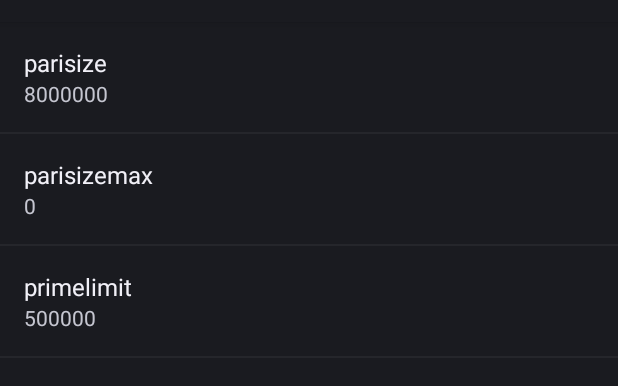
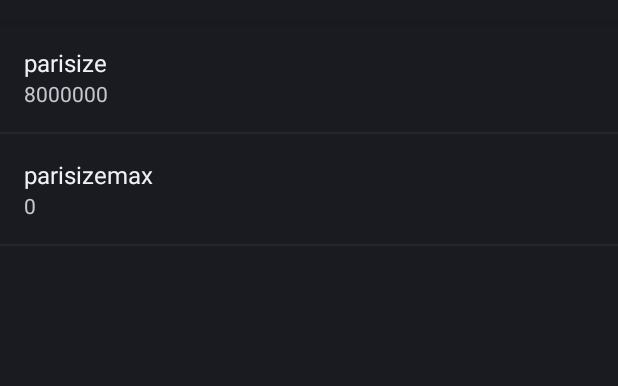
Before and after one commit to ElianFabian/paridroid, an Android app: the screen it shows after launch (PariSettingsActivity), in the options menu, after a tap on "Settings", on a phone screen of 412 x 824 dp, the part 62-448 px from its top. Run offline under Robolectric (Android 15) with nearby library versions, the phone set to English and light mode, and no system bars; 7 statements that could not run were skipped.

Commit message:
Drop using primelimit when initialising pari.
This has in fact not been needed since PARI 2.7.

* PariDroid/app/src/main/jni/paridroid/paridroid.c,
  PariDroid/app/src/main/jni/paridroid/paridroid.h (paridroid_init):
  Drop the long parameter corresponding to primelimit, call pari_init
  with 0 in its place.
* PariDroid/app/src/main/jni/paridroid/fr_ubordeaux_math_paridroid_PariNative.c,
  PariDroid/app/src/main/jni/paridroid/fr_ubordeaux_math_paridroid_PariNative.h
  (Java_fr_ubordeaux_math_paridroid_PariNative_paridroidInit): Drop the
  last jlong parameter.
* PariDroid/app/src/main/java/fr/ubordeaux/math/paridroid/PariActivity.java
  (onCreate): Drop using primelimit.
* PariDroid/app/src/main/res/xml/settings.xml: Drop the primelimit
  preference.
* PariDroid/app/src/main/res/values/strings.xml: Drop the primelimit
  default value.
* PariDroid/app/src/main/java/fr/ubordeaux/math/paridroid/PariSettingsFragment.java
  (onCreate): Gracefully handle disappearing preferences by deleting them
  from storage on the device.
* NEWS: Add an entry.

```diff
--- a/PariDroid/app/src/main/java/fr/ubordeaux/math/paridroid/PariActivity.java
+++ b/PariDroid/app/src/main/java/fr/ubordeaux/math/paridroid/PariActivity.java
@@ -77,20 +77,18 @@ public class PariActivity extends Activity {
       }
       setTitle(getString(R.string.app_name) + " " + version);
 
-      /* Recover parisize and primelimit from the preferences and initialise
-         PARI, which needs to be done early. */
+      /* Recover parisize from the preferences and initialise PARI, which
+         needs to be done early. */
       SharedPreferences prefs = PreferenceManager
               .getDefaultSharedPreferences(this);
       long parisize = Long.parseLong(prefs.getString ("parisize",
               getString (R.string.parisize_default)));
-      long primelimit = Long.parseLong(prefs.getString ("primelimit",
-              getString (R.string.primelimit_default)));
-      PariNative.paridroidInit(parisize, primelimit);
+      PariNative.paridroidInit(parisize);
       /* Set all preferences. */
       Map <String, ?> map = prefs.getAll ();
       Set <String> keys = map.keySet ();
       for (String key : keys)
-         if (!key.equals ("parisize") && !key.equals ("primelimit"))
+         if (!key.equals ("parisize"))
             PariUtil.setDefault (key, map.get (key).toString ());
 
       /* Set up the buttons. */
--- a/PariDroid/app/src/main/java/fr/ubordeaux/math/paridroid/PariNative.java
+++ b/PariDroid/app/src/main/java/fr/ubordeaux/math/paridroid/PariNative.java
@@ -50,7 +50,7 @@ class PariNative {
    /**
    * Declaration of JNI callback to paridroid_init().
    */
-   public static native void paridroidInit(long parisize, long primelimit);
+   public static native void paridroidInit(long parisize);
 
    /**
    * Declaration of JNI callback to paridroid_eval().
--- a/PariDroid/app/src/main/java/fr/ubordeaux/math/paridroid/PariSettingsFragment.java
+++ b/PariDroid/app/src/main/java/fr/ubordeaux/math/paridroid/PariSettingsFragment.java
@@ -19,6 +19,7 @@
 
 package fr.ubordeaux.math.paridroid;
 
+import android.content.SharedPreferences;
 import android.os.Bundle;
 import android.preference.EditTextPreference;
 import android.preference.Preference;
@@ -43,13 +44,22 @@ public class PariSettingsFragment extends PreferenceFragment {
    public void onCreate (Bundle savedInstanceState) {
       super.onCreate(savedInstanceState);
       addPreferencesFromResource(R.xml.settings);
-      Set<String> keys = PreferenceManager
-              .getDefaultSharedPreferences(getActivity().getApplicationContext())
-              .getAll().keySet();
+      SharedPreferences sp = PreferenceManager
+              .getDefaultSharedPreferences(getActivity().getApplicationContext());
+      Set<String> keys = sp.getAll().keySet();
       for (String key : keys) {
          EditTextPreference pref = (EditTextPreference) findPreference(key);
-         pref.setOnPreferenceChangeListener(change);
-         change.onPreferenceChange(pref, pref.getText());
+         if (pref != null) {
+            /* null occurs when a preference is removed in a new version. */
+            pref.setOnPreferenceChangeListener(change);
+            change.onPreferenceChange(pref, pref.getText());
+         }
+         else {
+            /* Clean up the preference on the device. */
+            SharedPreferences.Editor editor = sp.edit();
+            editor.remove(key);
+            editor.apply();
+         }
       }
    }
 }
--- a/PariDroid/app/src/main/res/values/strings.xml
+++ b/PariDroid/app/src/main/res/values/strings.xml
@@ -10,5 +10,4 @@
   <!-- Strings giving default values for settings -->
   <string name="parisize_default">8000000</string>
   <string name="parisizemax_default">0</string>
-  <string name="primelimit_default">500000</string>
 </resources>
--- a/PariDroid/app/src/main/res/xml/settings.xml
+++ b/PariDroid/app/src/main/res/xml/settings.xml
@@ -17,13 +17,4 @@
       android:singleLine="true"
       android:maxLines="1"
    />
-   <EditTextPreference
-      android:key="primelimit"
-      android:title="primelimit"
-      android:inputType="number"
-      android:defaultValue="@string/primelimit_default"
-      android:selectAllOnFocus="true"
-      android:singleLine="true"
-      android:maxLines="1"
-   />
 </PreferenceScreen>
```
Also changed, not shown: 5 other files.
